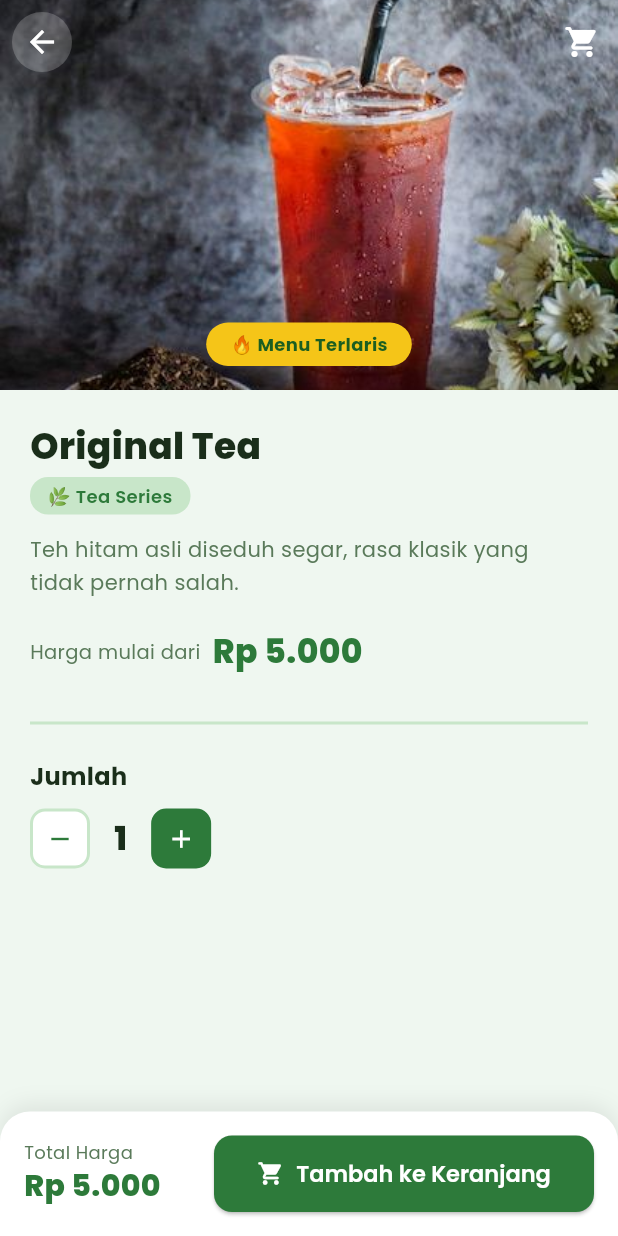
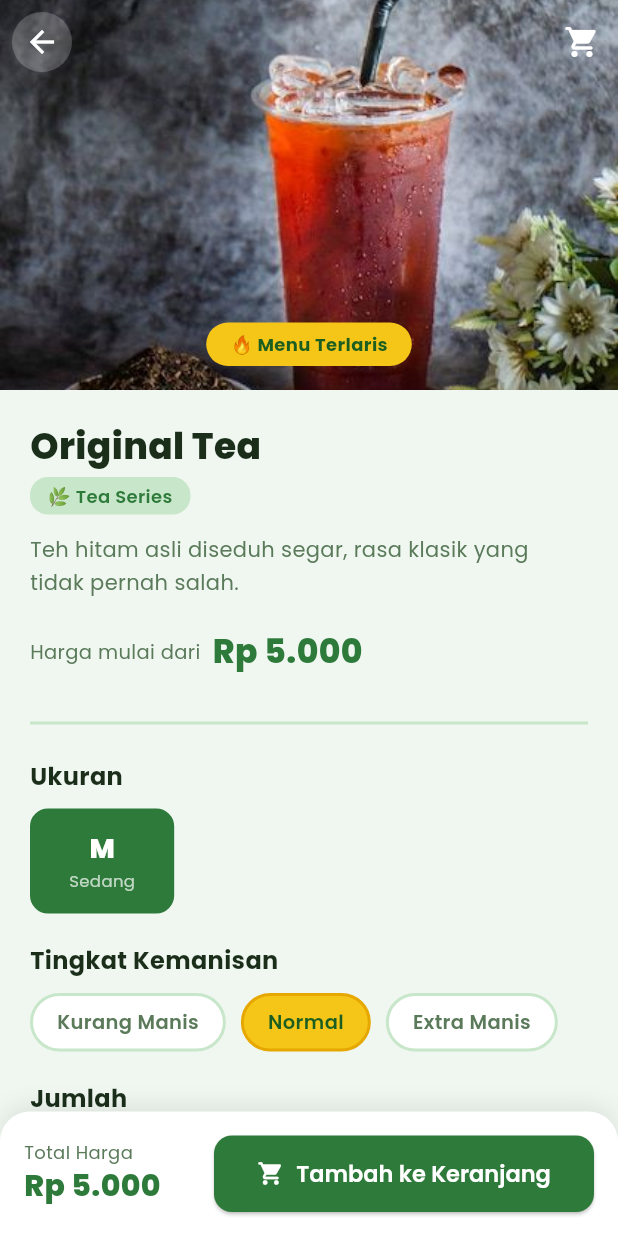
Before and after one commit to samratulwara/esteh_nusantara, a Flutter app: the ProductDetailScreen screen opened directly with sample values from the repository, on a phone screen of 412 x 824 dp. Run offline on Flutter 3.47's test engine with Material 3 defaults, Android fonts, the phone set to English and light mode, and no system bars; our stand-ins replace google_fonts.

Commit message:
Menambahkan fitur baru

```diff
--- a/lib/screens/product_detail_screen.dart
+++ b/lib/screens/product_detail_screen.dart
@@ -17,29 +17,53 @@ class ProductDetailScreen extends StatefulWidget {
 }
 
 class _ProductDetailScreenState extends State<ProductDetailScreen> {
-  String _selectedSize = 'M';
+  String _selectedSize = 'S';
   String _selectedSweetness = 'Normal';
   int _quantity = 1;
 
   final List<String> sweetnessList = ['Kurang Manis', 'Normal', 'Extra Manis'];
 
-  double get sizeMultiplier =>
-      _selectedSize == 'S' ? 1.0 : _selectedSize == 'M' ? 1.3 : 1.6;
+  // Porsi dimsum (Dimsum Ayam & Dimsum Sosis)
+  final List<Map<String, dynamic>> _dimsumSizes = [
+    {'label': 'S', 'desc': '1 pcs',  'price': 1500.0},
+    {'label': 'M', 'desc': '3 pcs',  'price': 5000.0},
+    {'label': 'L', 'desc': '7 pcs',  'price': 10000.0},
+  ];
+
+  // Kategori minuman
+  bool get isDrink =>
+      widget.product.category == 'Tea Series' ||
+      widget.product.category == 'Milk Tea Series' ||
+      widget.product.category == 'Macchiato Series' ||
+      widget.product.category == 'Herbal Series';
+
+  // Dimsum dengan pilihan porsi S/M/L (Dimsum Ayam & Dimsum Sosis)
+  bool get isDimsum =>
+      widget.product.category == 'Jajanan Dimsum' &&
+      !widget.product.fixedPrice;
+
+  // Gorengan + dimsum harga tetap (Frozen, Bakso Crispy, Tahu Bakso, Sempol)
+  bool get isGorengan =>
+      widget.product.category == 'Aneka Gorengan' ||
+      (widget.product.category == 'Jajanan Dimsum' && widget.product.fixedPrice);
+
+  @override
+  void initState() {
+    super.initState();
+    if (isDrink)    _selectedSize = 'M';
+    if (isDimsum)   _selectedSize = 'S';
+    if (isGorengan) _selectedSize = '';
+  }
 
   double get totalPrice {
     if (isDimsum) {
-      // harga diambil dari pilihan size dimsum
       final sel = _dimsumSizes.firstWhere(
         (s) => s['label'] == _selectedSize,
         orElse: () => _dimsumSizes.first,
       );
       return (sel['price'] as double) * _quantity;
     }
-    if (isDrink) {
-      // minuman: harga base × 1 (hanya M)
-      return widget.product.price * _quantity;
-    }
-    // gorengan: harga per pcs × qty
+    // minuman & gorengan: harga dari product.price
     return widget.product.price * _quantity;
   }
 
@@ -154,7 +178,7 @@ class _ProductDetailScreenState extends State<ProductDetailScreen> {
                       const SizedBox(width: 8),
                       Text(
                         isDimsum
-                            ? formatPrice(_dimsumSizes.first['price'])
+                            ? formatPrice(_dimsumSizes.first['price'] as double)
                             : formatPrice(widget.product.price),
                         style: GoogleFonts.poppins(
                           fontSize: 22,
@@ -169,13 +193,12 @@ class _ProductDetailScreenState extends State<ProductDetailScreen> {
                   const Divider(color: AppColors.paleGreen, thickness: 2),
                   const SizedBox(height: 16),
 
-                  // ── SIZE SELECTOR ──
+                  // ── SIZE SELECTOR MINUMAN (hanya M/Sedang) ──
                   if (isDrink) ...[
                     Text('Ukuran',
                       style: GoogleFonts.poppins(
                         fontSize: 16, fontWeight: FontWeight.w700, color: AppColors.textDark)),
                     const SizedBox(height: 10),
-                    // Hanya tampil 1 tombol: Sedang
                     Row(
                       children: [
                         Container(
@@ -203,6 +226,7 @@ class _ProductDetailScreenState extends State<ProductDetailScreen> {
                     const SizedBox(height: 20),
                   ],
 
+                  // ── PORSI DIMSUM (1/3/7 pcs) ──
                   if (isDimsum) ...[
                     Text('Pilih Porsi',
                       style: GoogleFonts.poppins(
@@ -212,7 +236,7 @@ class _ProductDetailScreenState extends State<ProductDetailScreen> {
                       children: _dimsumSizes.map((s) {
                         final isSelected = _selectedSize == s['label'];
                         return GestureDetector(
-                          onTap: () => setState(() => _selectedSize = s['label']),
+                          onTap: () => setState(() => _selectedSize = s['label'] as String),
                           child: AnimatedContainer(
                             duration: const Duration(milliseconds: 200),
                             margin: const EdgeInsets.only(right: 12),
@@ -227,12 +251,12 @@ class _ProductDetailScreenState extends State<ProductDetailScreen> {
                             ),
                             child: Column(
                               children: [
-                                Text(s['desc'],
+                                Text(s['desc'] as String,
                                   style: GoogleFonts.poppins(
                                     fontWeight: FontWeight.w800,
                                     fontSize: 15,
                                     color: isSelected ? Colors.white : AppColors.textDark)),
-                                Text(formatPrice(s['price']),
+                                Text(formatPrice(s['price'] as double),
                                   style: GoogleFonts.poppins(
                                     fontSize: 11,
                                     color: isSelected ? Colors.white70 : AppColors.textGrey)),
@@ -245,6 +269,7 @@ class _ProductDetailScreenState extends State<ProductDetailScreen> {
                     const SizedBox(height: 20),
                   ],
 
+                  // ── HARGA TETAP (gorengan & dimsum fixedPrice) ──
                   if (isGorengan) ...[
                     Text('Harga per pcs',
                       style: GoogleFonts.poppins(
@@ -268,7 +293,7 @@ class _ProductDetailScreenState extends State<ProductDetailScreen> {
                     const SizedBox(height: 20),
                   ],
 
-                  // ── SWEETNESS (hanya untuk minuman) ──
+                  // ── TINGKAT KEMANISAN (hanya minuman) ──
                   if (isDrink) ...[
                     Text('Tingkat Kemanisan',
                       style: GoogleFonts.poppins(
@@ -304,7 +329,7 @@ class _ProductDetailScreenState extends State<ProductDetailScreen> {
                     const SizedBox(height: 20),
                   ],
 
-                  // ── QUANTITY ──
+                  // ── JUMLAH ──
                   Text('Jumlah',
                     style: GoogleFonts.poppins(
                       fontSize: 16, fontWeight: FontWeight.w700, color: AppColors.textDark)),
@@ -375,9 +400,9 @@ class _ProductDetailScreenState extends State<ProductDetailScreen> {
                   final sizeLabel = isGorengan
                       ? 'Satuan'
                       : isDimsum
-                          ? _dimsumSizes.firstWhere(
+                          ? (_dimsumSizes.firstWhere(
                               (s) => s['label'] == _selectedSize,
-                              orElse: () => _dimsumSizes.first)['desc']
+                              orElse: () => _dimsumSizes.first)['desc'] as String)
                           : 'Sedang';
 
                   for (int i = 0; i < _quantity; i++) {
```
